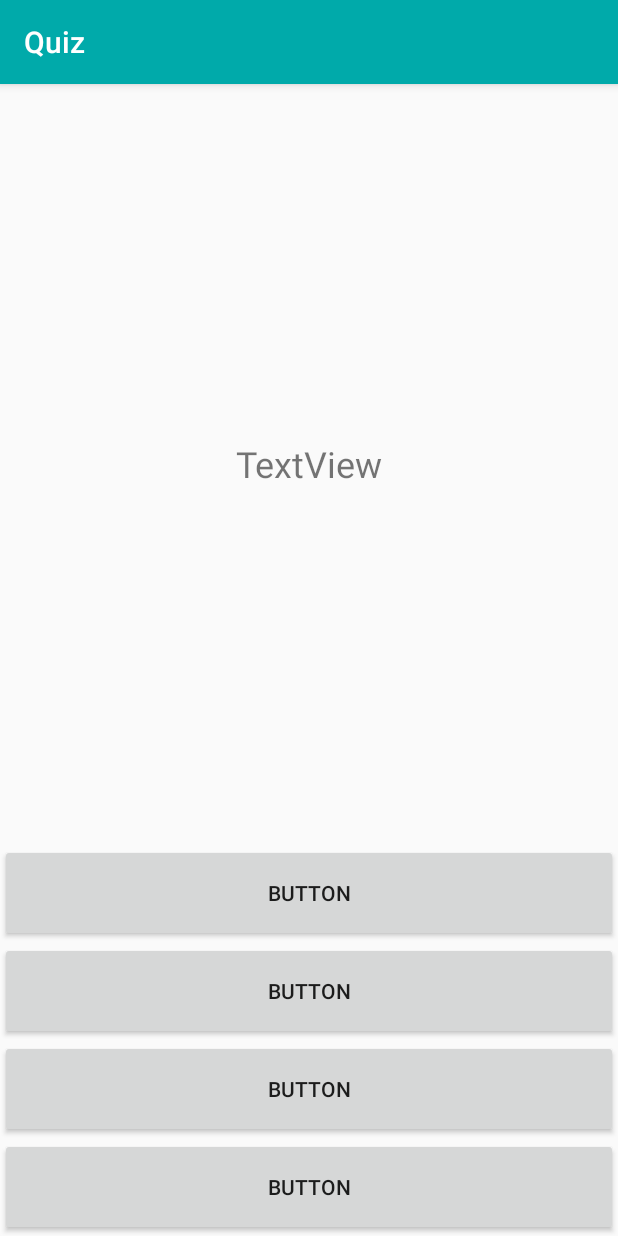
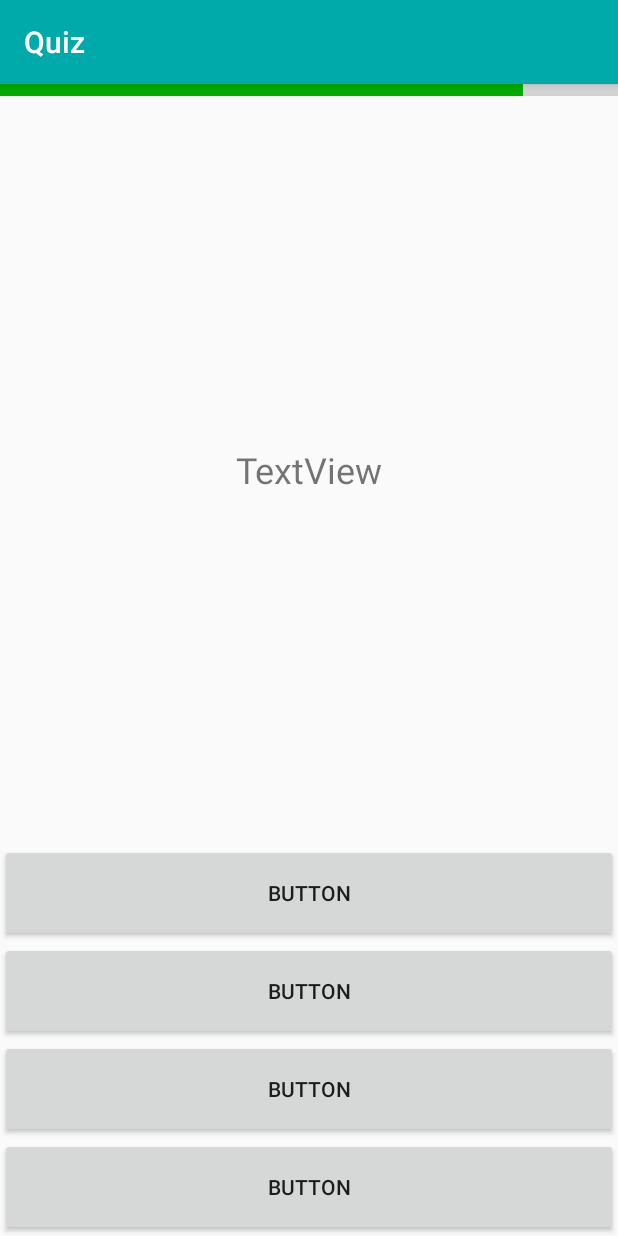
Before and after one commit to valental/AndroidQuiz, an Android app: the QuestionSelectActivity screen opened directly, with no data from a screen before it, on a phone screen of 412 x 824 dp. Run offline under Robolectric (Android 15) with nearby library versions, the phone set to English and light mode, and no system bars.

Commit message:
Added a prograss bar to QuestionSelectActivity.

```diff
--- a/Quiz/app/src/main/java/hr/math/quiz/QuestionSelectActivity.java
+++ b/Quiz/app/src/main/java/hr/math/quiz/QuestionSelectActivity.java
@@ -1,13 +1,65 @@
 package hr.math.quiz;
 
+import android.os.Handler;
 import android.support.v7.app.AppCompatActivity;
 import android.os.Bundle;
+import android.view.Gravity;
+import android.widget.ProgressBar;
+import android.widget.Toast;
+
+import hr.math.quiz.entities.Question;
 
 public class QuestionSelectActivity extends AppCompatActivity {
+
+    ProgressBar progressBar;
+    Handler handler = new Handler();
+    long start = System.currentTimeMillis();
 
     @Override
     protected void onCreate(Bundle savedInstanceState) {
         super.onCreate(savedInstanceState);
         setContentView(R.layout.activity_question_select);
+
+        progressBar = findViewById(R.id.questionProgressBar);
+        progressBar.setMax(10000);
+
+        //---do some work in background thread---
+        new Thread(new Runnable() {
+            public void run() {
+                long progressTime = System.currentTimeMillis() - start;
+                //-do some work here-
+                while (progressTime < 10000) {
+                    doSomeWork();
+
+                    //-Update the progress bar-
+                    handler.post(new Runnable() {
+                        public void run() {
+                            progressBar.setProgress(10000 + (int) (start - System.currentTimeMillis()));
+                        }
+                    });
+                    progressTime = System.currentTimeMillis() - start;
+                }
+
+                //---hides the progress bar---
+                handler.post(new Runnable() {
+                    public void run() {
+                        OpenNextActivity();
+                    }
+                });
+            }
+
+            //---do some long running work here---
+            private void doSomeWork() {
+                try {
+                    Thread.sleep(50);
+                } catch (InterruptedException e) {
+                    e.printStackTrace();
+                }
+            }
+        }).start();
+
+    }
+
+    private void OpenNextActivity() {
     }
 }
--- a/Quiz/app/src/main/res/layout/activity_question_select.xml
+++ b/Quiz/app/src/main/res/layout/activity_question_select.xml
@@ -1,15 +1,28 @@
 <?xml version="1.0" encoding="utf-8"?>
 <LinearLayout xmlns:android="http://schemas.android.com/apk/res/android"
-    android:orientation="vertical" android:layout_width="match_parent"
-    android:layout_height="match_parent">
+    android:layout_width="match_parent"
+    android:layout_height="match_parent"
+    android:orientation="vertical">
+
+    <ProgressBar
+        android:id="@+id/questionProgressBar"
+        style="?android:attr/progressBarStyleHorizontal"
+        android:layout_width="match_parent"
+        android:layout_height="8dp"
+        android:max="10000"
+        android:progress="3000"
+        android:progressTint="#00aa00"
+        android:layout_gravity="center"
+
+        android:scaleY="2" />
 
     <TextView
         android:id="@+id/textView"
         android:layout_width="match_parent"
         android:layout_height="wrap_content"
+        android:layout_margin="20dp"
         android:layout_weight="1"
         android:gravity="center"
-        android:layout_margin="20dp"
         android:text="TextView"
         android:textAlignment="center"
         android:textSize="24sp" />
```
